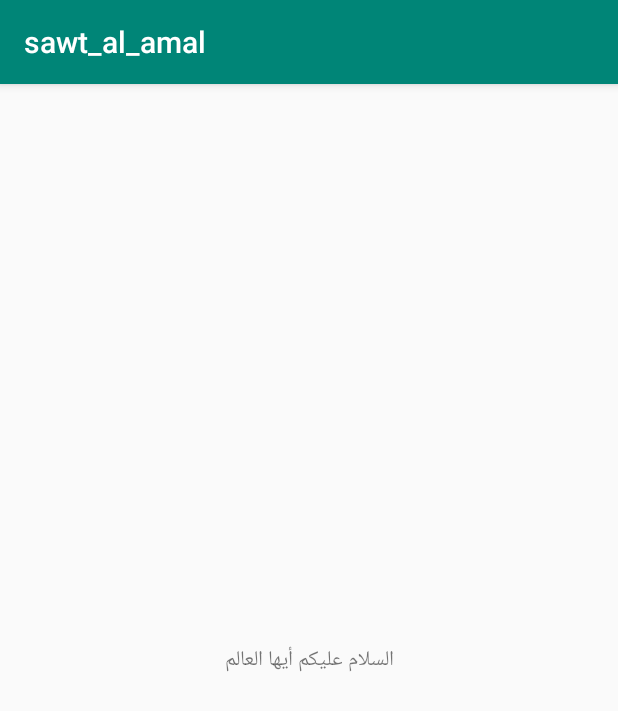
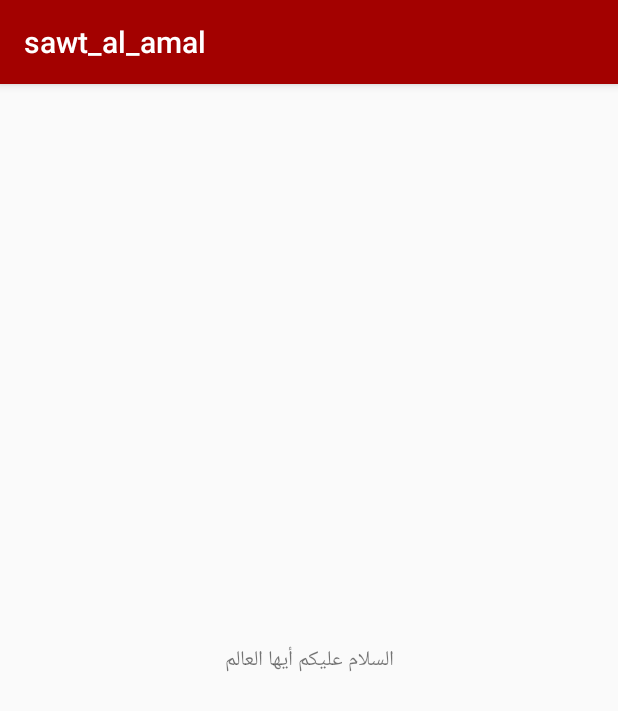
Before and after one commit to Chaachai/sawt_al_amal, an Android app: the screen it shows after launch (MainActivity), on a phone screen of 412 x 824 dp. Shown: the top 711 px of the screen. Run offline under Robolectric (Android 15) with nearby library versions, the phone set to English and light mode, and no system bars.

Commit message:
Changed the icon and the colors of the app

```diff
--- a/app/src/main/res/values/colors.xml
+++ b/app/src/main/res/values/colors.xml
@@ -1,6 +1,6 @@
 <?xml version="1.0" encoding="utf-8"?>
 <resources>
-    <color name="colorPrimary">#008577</color>
-    <color name="colorPrimaryDark">#00574B</color>
+    <color name="colorPrimary">#a30100</color>
+    <color name="colorPrimaryDark">#6a0100</color>
     <color name="colorAccent">#D81B60</color>
 </resources>
```
Also changed, not shown: app/src/main/res/mipmap-hdpi/ic_launcher.png, app/src/main/res/mipmap-hdpi/ic_launcher_round.png, app/src/main/res/mipmap-mdpi/ic_launcher.png, app/src/main/res/mipmap-mdpi/ic_launcher_round.png, app/src/main/res/mipmap-xhdpi/ic_launcher.png, app/src/main/res/mipmap-xhdpi/ic_launcher_round.png, app/src/main/res/mipmap-xxhdpi/ic_launcher.png, app/src/main/res/mipmap-xxhdpi/ic_launcher_round.png, app/src/main/res/mipmap-xxxhdpi/ic_launcher.png, app/src/main/res/mipmap-xxxhdpi/ic_launcher_round.png.
